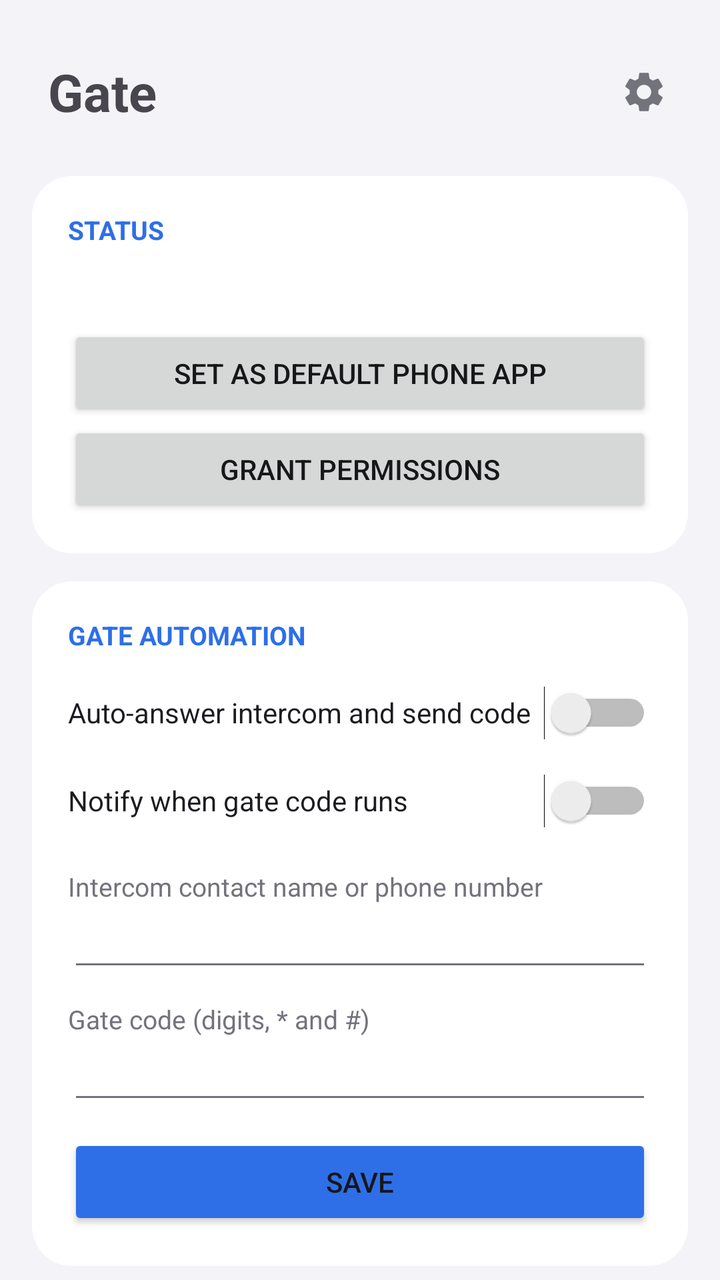
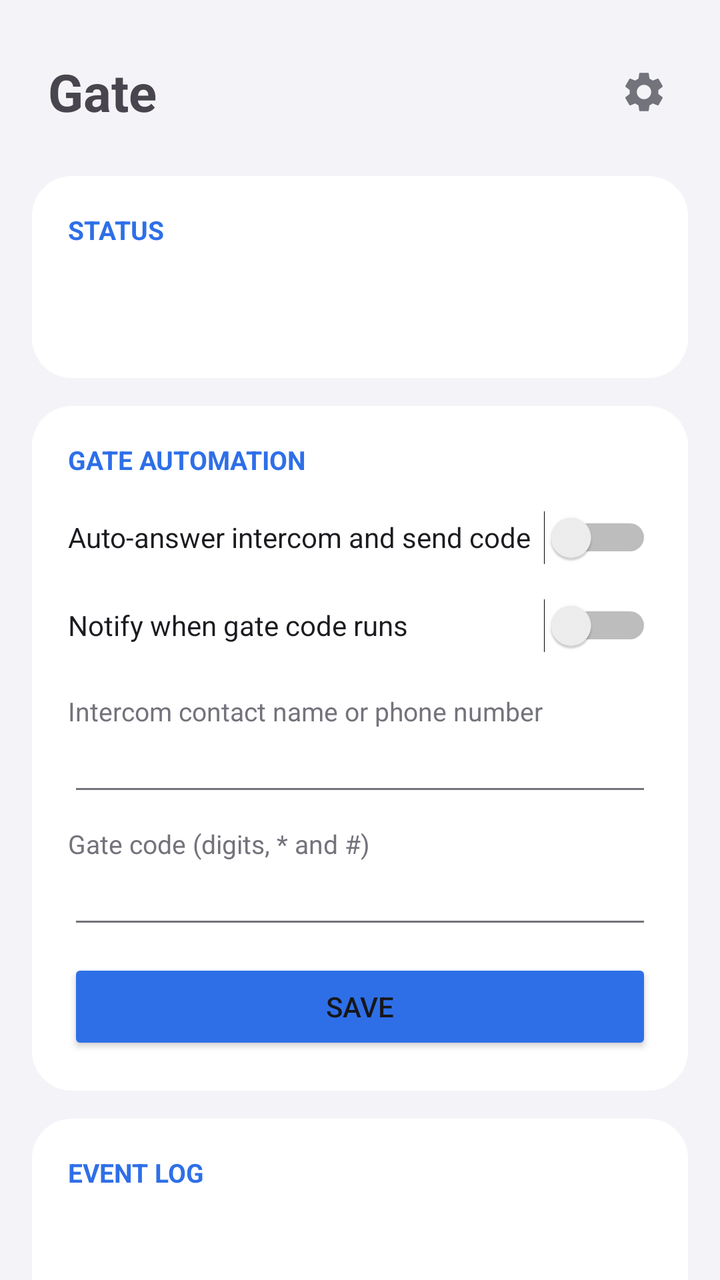

Two renders of the same Android screen: before a commit and after it. Below are the layout's source before the change and the commit's diff.
<!-- AndroidManifest.xml: application theme Theme.CallAssist -->
<!-- res/layout/page_gate.xml -->
<?xml version="1.0" encoding="utf-8"?>
<ScrollView xmlns:android="http://schemas.android.com/apk/res/android"
    android:layout_width="match_parent"
    android:layout_height="match_parent"
    android:scrollbars="none">

    <LinearLayout
        android:layout_width="match_parent"
        android:layout_height="wrap_content"
        android:orientation="vertical"
        android:paddingStart="16dp"
        android:paddingTop="24dp"
        android:paddingEnd="16dp"
        android:paddingBottom="105dp">

        <LinearLayout
            android:layout_width="match_parent"
            android:layout_height="wrap_content"
            android:gravity="center_vertical"
            android:orientation="horizontal"
            android:paddingStart="8dp">

            <TextView
                android:layout_width="0dp"
                android:layout_height="wrap_content"
                android:layout_weight="1"
                android:text="Gate"
                android:textSize="26sp"
                android:textStyle="bold" />

            <ImageButton
                android:id="@+id/gearGate"
                android:layout_width="44dp"
                android:layout_height="44dp"
                android:background="?android:attr/selectableItemBackgroundBorderless"
                android:contentDescription="Settings"
                android:src="@drawable/ic_settings"
                app:tint="@color/textSecondary"
                xmlns:app="http://schemas.android.com/apk/res-auto" />
        </LinearLayout>

        
        <LinearLayout
            android:layout_width="match_parent"
            android:layout_height="wrap_content"
            android:layout_marginTop="20dp"
            android:background="@drawable/bg_card"
            android:orientation="vertical"
            android:padding="18dp">

            <TextView
                style="@style/SectionTitle"
                android:layout_width="wrap_content"
                android:layout_height="wrap_content"
                android:text="STATUS" />

            <TextView
                android:id="@+id/statusText"
                android:layout_width="match_parent"
                android:layout_height="wrap_content"
                android:lineSpacingExtra="8dp"
                android:textSize="14sp" />

            <Button
                android:id="@+id/btnRole"
                android:layout_width="match_parent"
                android:layout_height="wrap_content"
                android:layout_marginTop="12dp"
                android:text="Set as default phone app" />

            <Button
                android:id="@+id/btnPerms"
                android:layout_width="match_parent"
                android:layout_height="wrap_content"
                android:text="Grant permissions" />

            <Button
                android:id="@+id/btnFsi"
                android:layout_width="match_parent"
                android:layout_height="wrap_content"
                android:backgroundTint="@color/red"
                android:text="Allow full-screen call alerts"
                android:textColor="#FFFFFF"
                android:visibility="gone" />
        </LinearLayout>

        
        <LinearLayout
            android:layout_width="match_parent"
            android:layout_height="wrap_content"
            android:layout_marginTop="14dp"
            android:background="@drawable/bg_card"
            android:orientation="vertical"
            android:padding="18dp">

            <TextView
                style="@style/SectionTitle"
                android:layout_width="wrap_content"
                android:layout_height="wrap_content"
                android:text="GATE AUTOMATION" />

            <Switch
                android:id="@+id/switchEnabled"
                android:layout_width="match_parent"
                android:layout_height="wrap_content"
                android:minHeight="44dp"
                android:text="Auto-answer intercom and send code" />

            <Switch
                android:id="@+id/switchNotify"
                android:layout_width="match_parent"
                android:layout_height="wrap_content"
                android:minHeight="44dp"
                android:text="Notify when gate code runs" />

            <TextView
                android:layout_width="wrap_content"
                android:layout_height="wrap_content"
                android:layout_marginTop="12dp"
                android:text="Intercom contact name or phone number"
                android:textColor="@color/textSecondary"
                android:textSize="13sp" />

            <EditText
                android:id="@+id/editContact"
                android:layout_width="match_parent"
                android:layout_height="wrap_content"
                android:inputType="text"
                android:textSize="16sp" />

            <TextView
                android:layout_width="wrap_content"
                android:layout_height="wrap_content"
                android:layout_marginTop="10dp"
                android:text="Gate code (digits, * and #)"
                android:textColor="@color/textSecondary"
                android:textSize="13sp" />

            <EditText
                android:id="@+id/editCode"
                android:layout_width="match_parent"
                android:layout_height="wrap_content"
                android:inputType="text"
                android:textSize="16sp" />

            <Button
                android:id="@+id/btnSave"
                android:layout_width="match_parent"
                android:layout_height="wrap_content"
                android:layout_marginTop="10dp"
                android:backgroundTint="@color/accent"
                android:text="Save" />
        </LinearLayout>

        
        <LinearLayout
            android:layout_width="match_parent"
            android:layout_height="wrap_content"
            android:layout_marginTop="14dp"
            android:background="@drawable/bg_card"
            android:orientation="vertical"
            android:padding="18dp">

            <TextView
                style="@style/SectionTitle"
                android:layout_width="wrap_content"
                android:layout_height="wrap_content"
                android:text="EVENT LOG" />

            <TextView
                android:id="@+id/logEmpty"
                android:layout_width="match_parent"
                android:layout_height="wrap_content"
                android:paddingTop="6dp"
                android:paddingBottom="6dp"
                android:text="No gate events yet"
                android:textColor="@color/textSecondary"
                android:textSize="14sp"
                android:visibility="gone" />

            <androidx.recyclerview.widget.RecyclerView
                android:id="@+id/logList"
                android:layout_width="match_parent"
                android:layout_height="360dp"
                android:clipToPadding="false"
                android:nestedScrollingEnabled="false"
                android:overScrollMode="ifContentScrolls"
                android:scrollbars="vertical" />

            <LinearLayout
                android:layout_width="match_parent"
                android:layout_height="wrap_content"
                android:layout_marginTop="10dp"
                android:orientation="horizontal">

                <Button
                    android:id="@+id/btnRefreshLog"
                    android:layout_width="0dp"
                    android:layout_height="wrap_content"
                    android:layout_marginEnd="6dp"
                    android:layout_weight="1"
                    android:text="Refresh" />

                <Button
                    android:id="@+id/btnClearLog"
                    android:layout_width="0dp"
                    android:layout_height="wrap_content"
                    android:layout_marginStart="6dp"
                    android:layout_weight="1"
                    android:text="Clear" />
            </LinearLayout>
        </LinearLayout>

        <TextView
            android:id="@+id/versionText"
            android:layout_width="match_parent"
            android:layout_height="wrap_content"
            android:layout_marginTop="20dp"
            android:gravity="center"
            android:textColor="@color/textSecondary"
            android:textSize="12sp" />
    </LinearLayout>
</ScrollView>
<!-- resources referenced by this layout -->
<resources>
  <color name="accent">#2E6FE8</color>
  <color name="red">#F4523B</color>
  <color name="textSecondary">#73737C</color>
  <!-- drawable bg_card (drawable) -->
  <?xml version="1.0" encoding="utf-8"?>
  <shape xmlns:android="http://schemas.android.com/apk/res/android" android:shape="rectangle">
      <solid android:color="@color/card" />
      <corners android:radius="20dp" />
  </shape>
  <style name="SectionTitle">
          <item name="android:textSize">13sp</item>
          <item name="android:textStyle">bold</item>
          <item name="android:textColor">@color/accent</item>
          <item name="android:layout_marginBottom">8dp</item>
      </style>
  <color name="card">#FFFFFF</color>
  <color name="bg">#F4F4F8</color>
  <color name="card2">#ECECF1</color>
  <color name="accentSoft">#DCE8FF</color>
  <color name="textPrimary">#17171A</color>
  <style name="AppButton" parent="Widget.Material3.Button">
          <item name="backgroundTint">@color/card2</item>
          <item name="android:textColor">@color/textPrimary</item>
          <item name="cornerRadius">24dp</item>
          <item name="android:textAllCaps">false</item>
          <item name="android:letterSpacing">0</item>
          <item name="android:textSize">15sp</item>
          <item name="android:insetTop">4dp</item>
          <item name="android:insetBottom">4dp</item>
      </style>
  <style name="GlassAlertDialog" parent="ThemeOverlay.Material3.MaterialAlertDialog">
          <item name="alertDialogStyle">@style/GlassAlertDialogStyle</item>
          <item name="materialAlertDialogTitleTextStyle">@style/GlassAlertTitle</item>
          <item name="buttonBarPositiveButtonStyle">@style/GlassAlertButton</item>
          <item name="buttonBarNegativeButtonStyle">@style/GlassAlertButton</item>
          <item name="buttonBarNeutralButtonStyle">@style/GlassAlertButton</item>
          <item name="android:backgroundDimAmount">0.55</item>
      </style>
  <style name="GlassAlertDialogStyle" parent="MaterialAlertDialog.Material3">
          <item name="shapeAppearanceOverlay">@style/GlassAlertShape</item>
          <item name="backgroundTint">@color/navBg</item>
      </style>
  <style name="GlassAlertTitle" parent="MaterialAlertDialog.Material3.Title.Text">
          <item name="android:textColor">@color/textPrimary</item>
          <item name="android:textSize">20sp</item>
          <item name="android:textStyle">bold</item>
      </style>
  <style name="GlassAlertButton" parent="Widget.Material3.Button.TextButton.Dialog">
          <item name="android:textColor">@color/accent</item>
          <item name="android:textAllCaps">false</item>
          <item name="android:textSize">16sp</item>
          <item name="android:letterSpacing">0</item>
      </style>
  <style name="GlassAlertShape">
          <item name="cornerFamily">rounded</item>
          <item name="cornerSize">30dp</item>
      </style>
  <color name="navBg">#F2F4F4F8</color>
  <!-- unchanged entries left out for length: 2 -->
</resources>

<!-- the commit's change to res/layout/page_gate.xml (unified diff, before → after) -->
@@ -54,33 +54,52 @@
                 android:layout_height="wrap_content"
                 android:text="STATUS" />
 
-            <TextView
-                android:id="@+id/statusText"
-                android:layout_width="match_parent"
-                android:layout_height="wrap_content"
-                android:lineSpacingExtra="8dp"
-                android:textSize="14sp" />
-
-            <Button
-                android:id="@+id/btnRole"
-                android:layout_width="match_parent"
-                android:layout_height="wrap_content"
-                android:layout_marginTop="12dp"
-                android:text="Set as default phone app" />
-
-            <Button
-                android:id="@+id/btnPerms"
-                android:layout_width="match_parent"
-                android:layout_height="wrap_content"
-                android:text="Grant permissions" />
-
-            <Button
-                android:id="@+id/btnFsi"
-                android:layout_width="match_parent"
-                android:layout_height="wrap_content"
-                android:backgroundTint="@color/red"
-                android:text="Allow full-screen call alerts"
-                android:textColor="#FFFFFF"
+            
+            <LinearLayout
+                android:layout_width="match_parent"
+                android:layout_height="wrap_content"
+                android:gravity="center_vertical"
+                android:orientation="horizontal">
+
+                <ImageView
+                    android:id="@+id/statusBadge"
+                    android:layout_width="26dp"
+                    android:layout_height="26dp"
+                    android:background="@drawable/bg_status_pill"
+                    android:contentDescription="Status"
+                    android:padding="4dp"
+                    android:src="@drawable/ic_check_small" />
+
+                <LinearLayout
+                    android:layout_width="0dp"
+                    android:layout_height="wrap_content"
+                    android:layout_marginStart="12dp"
+                    android:layout_weight="1"
+                    android:orientation="vertical">
+
+                    <TextView
+                        android:id="@+id/statusHeadline"
+                        android:layout_width="match_parent"
+                        android:layout_height="wrap_content"
+                        android:textSize="16sp"
+                        android:textStyle="bold" />
+
+                    <TextView
+                        android:id="@+id/statusSub"
+                        android:layout_width="match_parent"
+                        android:layout_height="wrap_content"
+                        android:textColor="@color/textSecondary"
+                        android:textSize="13sp" />
+                </LinearLayout>
+            </LinearLayout>
+
+            
+            <LinearLayout
+                android:id="@+id/statusIssues"
+                android:layout_width="match_parent"
+                android:layout_height="wrap_content"
+                android:layout_marginTop="14dp"
+                android:orientation="vertical"
                 android:visibility="gone" />
         </LinearLayout>
 
<!-- resource entries referenced after the edit -->
@@ -1,7 +1,6 @@
 <!-- resources referenced by this layout -->
 <resources>
   <color name="accent">#2E6FE8</color>
-  <color name="red">#F4523B</color>
   <color name="textSecondary">#73737C</color>
   <!-- drawable bg_card (drawable) -->
   <?xml version="1.0" encoding="utf-8"?>
@@ -9,6 +8,23 @@
       <solid android:color="@color/card" />
       <corners android:radius="20dp" />
   </shape>
+  <!-- drawable bg_status_pill (drawable) -->
+  <?xml version="1.0" encoding="utf-8"?>
+  <shape xmlns:android="http://schemas.android.com/apk/res/android" android:shape="oval">
+      <solid android:color="#FFFFFF" />
+  </shape>
+  <!-- drawable ic_check_small (drawable) -->
+  <?xml version="1.0" encoding="utf-8"?>
+  <vector xmlns:android="http://schemas.android.com/apk/res/android"
+      android:width="24dp"
+      android:height="24dp"
+      android:viewportWidth="24"
+      android:viewportHeight="24"
+      android:tint="#FFFFFF">
+      <path
+          android:fillColor="@android:color/white"
+          android:pathData="M9.55,17.2 L4.35,12l1.4,-1.4 3.8,3.8 8.7,-8.7 1.4,1.4z" />
+  </vector>
   <style name="SectionTitle">
           <item name="android:textSize">13sp</item>
           <item name="android:textStyle">bold</item>
